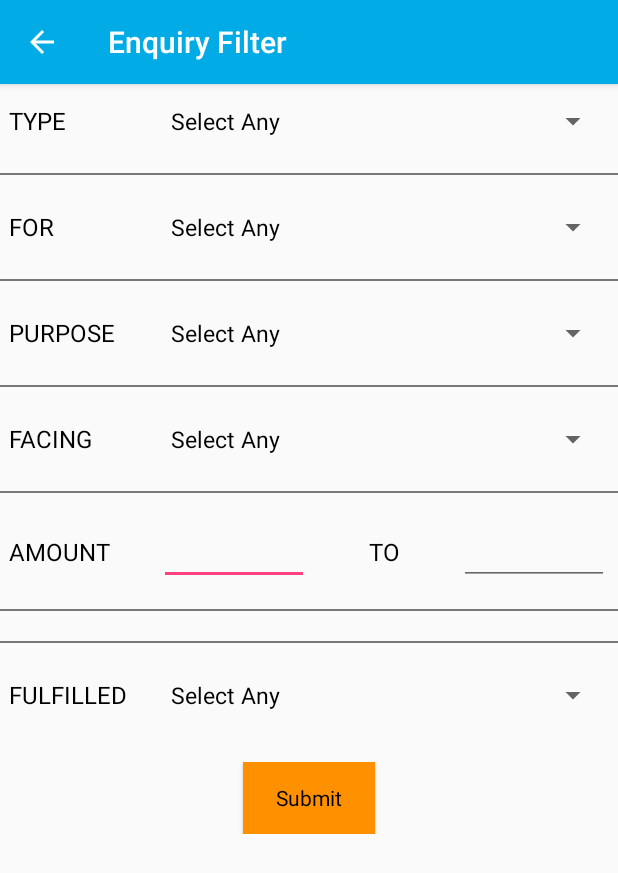
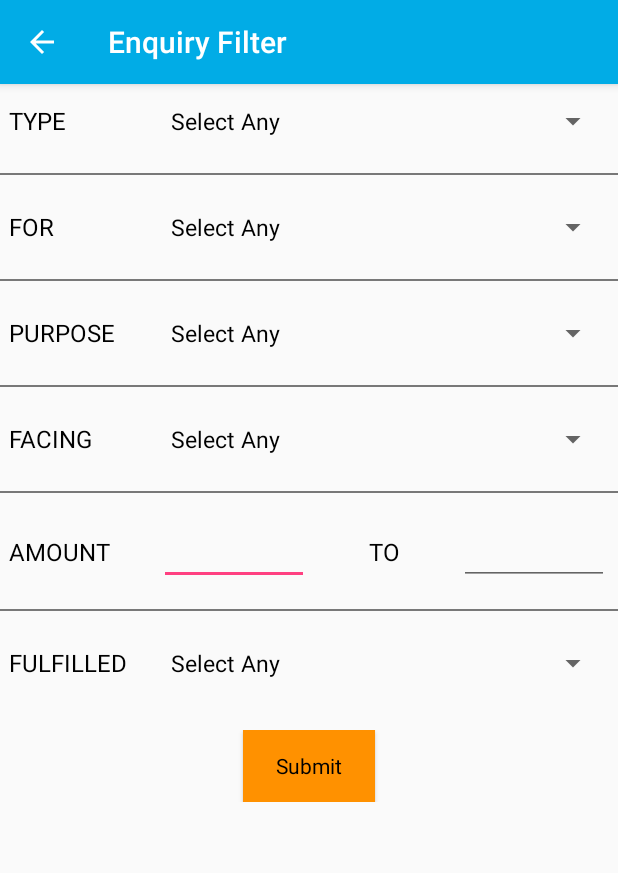
Before and after one commit to munishsethi777/sareendroid, an Android app: the EnquiryFilterActivity screen opened directly, with no data from a screen before it, on a phone screen of 412 x 824 dp. Shown: the top 873 px of the screen. Run offline under Robolectric (Android 15) with nearby library versions, the phone set to English and light mode, and no system bars; pictures from the network do not load.

Commit message:
layout changes

```diff
--- a/app/src/main/res/layout/content_enquiry_filter.xml
+++ b/app/src/main/res/layout/content_enquiry_filter.xml
@@ -159,12 +159,6 @@
 
             <LinearLayout
                 android:layout_width="match_parent"
-                android:layout_height="1dp"
-                android:background="@color/colorPrimaryDark"
-                android:layout_marginTop="10dp"
-                android:layout_marginBottom="10dp"/>
-            <LinearLayout
-                android:layout_width="match_parent"
                 android:layout_height="wrap_content"
                 android:padding="6dp">
                 <TextView
--- a/app/src/main/res/layout/content_inventory_filter.xml
+++ b/app/src/main/res/layout/content_inventory_filter.xml
@@ -199,6 +199,12 @@
             </LinearLayout>
             <LinearLayout
                 android:layout_width="match_parent"
+                android:layout_height="1dp"
+                android:background="@color/colorPrimaryDark"
+                android:layout_marginTop="10dp"
+                android:layout_marginBottom="10dp"/>
+            <LinearLayout
+                android:layout_width="match_parent"
                 android:layout_height="wrap_content"
                 android:padding="6dp">
                 <TextView
```
